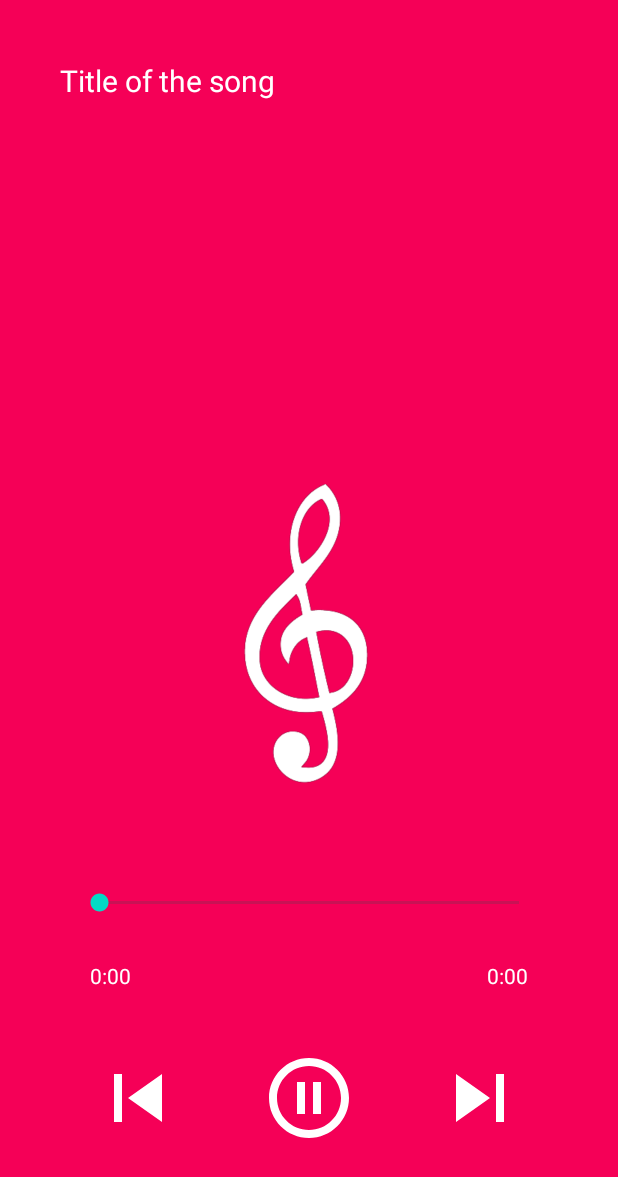
After one commit to letmehear159/SelfAlarmMoblieApp, an Android app: the MusicPlayerActivity screen opened directly, with no data from a screen before it, on a phone screen of 412 x 824 dp. The commit adds this screen. Shown: the top 1177 px of the screen. Run offline under Robolectric (Android 15) with nearby library versions, the phone set to English and light mode, and no system bars.

Commit message:
code UI and logic for MusicActivity

```diff
--- a/app/src/main/AndroidManifest.xml
+++ b/app/src/main/AndroidManifest.xml
@@ -1,7 +1,7 @@
 <?xml version="1.0" encoding="utf-8"?>
 <manifest xmlns:android="http://schemas.android.com/apk/res/android"
     xmlns:tools="http://schemas.android.com/tools">
-
+    <uses-permission android:name="android.permission.READ_EXTERNAL_STORAGE" />
     <application
         android:allowBackup="true"
         android:dataExtractionRules="@xml/data_extraction_rules"
@@ -21,6 +21,9 @@
             </intent-filter>
         </activity>
         <activity android:name=".AlarmActivity" />
+        <activity android:name=".MusicActivity" />
+        <activity android:name=".MusicPlayerActivity" />
+
     </application>
 
 </manifest>
--- a/app/src/main/java/com/example/selfalarm/MenuActivity.java
+++ b/app/src/main/java/com/example/selfalarm/MenuActivity.java
@@ -28,4 +28,8 @@ public class MenuActivity extends AppCompatActivity {
         Intent intent = new Intent(this, AlarmActivity.class);
         startActivity(intent);
     }
+    public void switchToMusic(View view) {
+        Intent intent = new Intent(this, MusicActivity.class);
+        startActivity(intent);
+    }
 }
--- /dev/null
+++ b/app/src/main/java/com/example/selfalarm/MusicPlayerActivity.java
@@ -0,0 +1,158 @@
+package com.example.selfalarm;
+
+import androidx.appcompat.app.AppCompatActivity;
+import android.content.Intent;
+import android.media.MediaPlayer;
+import android.net.Uri;
+import android.os.Bundle;
+import android.os.Handler;
+import android.widget.ImageView;
+import android.widget.SeekBar;
+import android.widget.TextView;
+import java.io.File;
+import java.util.concurrent.TimeUnit;
+
+public class MusicPlayerActivity extends AppCompatActivity {
+
+    TextView titleTv, currentTimeTv, totalTimeTv;
+    SeekBar seekBar;
+    ImageView pausePlay, nextBtn, previousBtn, musicIcon;
+    MediaPlayer mediaPlayer;
+    int x = 0;
+    int resourceId = -1; // ID của file trong raw
+    String filePath = null; // Đường dẫn file nhạc (nếu có)
+
+    @Override
+    protected void onCreate(Bundle savedInstanceState) {
+        super.onCreate(savedInstanceState);
+        setContentView(R.layout.activity_music_player);
+
+        titleTv = findViewById(R.id.song_title);
+        currentTimeTv = findViewById(R.id.current_time);
+        totalTimeTv = findViewById(R.id.total_time);
+        seekBar = findViewById(R.id.seek_bar);
+        pausePlay = findViewById(R.id.pause_play);
+        nextBtn = findViewById(R.id.next);
+        previousBtn = findViewById(R.id.previous);
+        musicIcon = findViewById(R.id.music_icon_big);
+
+        titleTv.setSelected(true);
+
+        // Nhận dữ liệu từ Intent
+        Intent intent = getIntent();
+        if (intent.hasExtra("RESOURCE_ID")) {
+            resourceId = intent.getIntExtra("RESOURCE_ID", -1);
+        } else if (intent.hasExtra("FILE_PATH")) {
+            filePath = intent.getStringExtra("FILE_PATH");
+        }
+
+        setResourcesWithMusic();
+
+        // Cập nhật SeekBar theo thời gian phát nhạc
+        MusicPlayerActivity.this.runOnUiThread(new Runnable() {
+            @Override
+            public void run() {
+                if (mediaPlayer != null) {
+                    seekBar.setProgress(mediaPlayer.getCurrentPosition());
+                    currentTimeTv.setText(convertToMMSS(mediaPlayer.getCurrentPosition() + ""));
+
+                    if (mediaPlayer.isPlaying()) {
+                        pausePlay.setImageResource(R.drawable.ic_baseline_pause_circle_outline_24);
+                        musicIcon.setRotation(x++);
+                    } else {
+                        pausePlay.setImageResource(R.drawable.ic_baseline_play_circle_outline_24);
+                        musicIcon.setRotation(0);
+                    }
+                }
+                new Handler().postDelayed(this, 100);
+            }
+        });
+
+        seekBar.setOnSeekBarChangeListener(new SeekBar.OnSeekBarChangeListener() {
+            @Override
+            public void onProgressChanged(SeekBar seekBar, int progress, boolean fromUser) {
+                if (mediaPlayer != null && fromUser) {
+                    mediaPlayer.seekTo(progress);
+                }
+            }
+
+            @Override
+            public void onStartTrackingTouch(SeekBar seekBar) {}
+
+            @Override
+            public void onStopTrackingTouch(SeekBar seekBar) {}
+        });
+    }
+
+    void setResourcesWithMusic() {
+        if (resourceId != -1) {
+            // Nếu có RESOURCE_ID, phát từ raw
+            titleTv.setText(getResources().getResourceEntryName(resourceId));
+            playMusic(resourceId);
+        } else if (filePath != null) {
+            // Nếu có FILE_PATH, phát từ bộ nhớ
+            File file = new File(filePath);
+            titleTv.setText(file.getName());
+            playMusic(filePath);
+        }
+
+        pausePlay.setOnClickListener(v -> pausePlay());
+    }
+
+    private void playMusic(int resourceId) {
+        if (mediaPlayer != null) {
+            mediaPlayer.release();
+        }
+
+        mediaPlayer = MediaPlayer.create(this, resourceId);
+        if (mediaPlayer != null) {
+            mediaPlayer.start();
+            seekBar.setMax(mediaPlayer.getDuration());
+            totalTimeTv.setText(convertToMMSS(mediaPlayer.getDuration() + ""));
+        }
+    }
+
+    private void playMusic(String filePath) {
+        if (mediaPlayer != null) {
+            mediaPlayer.release();
+        }
+
+        try {
+            mediaPlayer = new MediaPlayer();
+            mediaPlayer.setDataSource(this, Uri.parse(filePath));
+            mediaPlayer.prepare();
+            mediaPlayer.start();
+
+            seekBar.setMax(mediaPlayer.getDuration());
+            totalTimeTv.setText(convertToMMSS(mediaPlayer.getDuration() + ""));
+        } catch (Exception e) {
+            e.printStackTrace();
+        }
+    }
+
+    private void pausePlay() {
+        if (mediaPlayer != null) {
+            if (mediaPlayer.isPlaying()) {
+                mediaPlayer.pause();
+            } else {
+                mediaPlayer.start();
+            }
+        }
+    }
+
+    public static String convertToMMSS(String duration) {
+        Long millis = Long.parseLong(duration);
+        return String.format("%02d:%02d",
+                TimeUnit.MILLISECONDS.toMinutes(millis) % TimeUnit.HOURS.toMinutes(1),
+                TimeUnit.MILLISECONDS.toSeconds(millis) % TimeUnit.MINUTES.toSeconds(1));
+    }
+
+    @Override
+    protected void onDestroy() {
+        super.onDestroy();
+        if (mediaPlayer != null) {
+            mediaPlayer.release();
+            mediaPlayer = null;
+        }
+    }
+}
--- /dev/null
+++ b/app/src/main/res/drawable/ic_baseline_pause_circle_outline_24.xml
@@ -0,0 +1,5 @@
+<vector android:height="64dp" android:tint="#FFFFFF"
+    android:viewportHeight="24" android:viewportWidth="24"
+    android:width="64dp" xmlns:android="http://schemas.android.com/apk/res/android">
+    <path android:fillColor="@android:color/white" android:pathData="M9,16h2L11,8L9,8v8zM12,2C6.48,2 2,6.48 2,12s4.48,10 10,10 10,-4.48 10,-10S17.52,2 12,2zM12,20c-4.41,0 -8,-3.59 -8,-8s3.59,-8 8,-8 8,3.59 8,8 -3.59,8 -8,8zM13,16h2L15,8h-2v8z"/>
+</vector>
--- /dev/null
+++ b/app/src/main/res/drawable/ic_baseline_play_circle_outline_24.xml
@@ -0,0 +1,5 @@
+<vector android:height="64dp" android:tint="#FFFFFF"
+    android:viewportHeight="24" android:viewportWidth="24"
+    android:width="64dp" xmlns:android="http://schemas.android.com/apk/res/android">
+    <path android:fillColor="@android:color/white" android:pathData="M10,16.5l6,-4.5 -6,-4.5v9zM12,2C6.48,2 2,6.48 2,12s4.48,10 10,10 10,-4.48 10,-10S17.52,2 12,2zM12,20c-4.41,0 -8,-3.59 -8,-8s3.59,-8 8,-8 8,3.59 8,8 -3.59,8 -8,8z"/>
+</vector>
--- /dev/null
+++ b/app/src/main/res/drawable/ic_baseline_skip_next_24.xml
@@ -0,0 +1,5 @@
+<vector android:height="64dp" android:tint="#FFFFFF"
+    android:viewportHeight="24" android:viewportWidth="24"
+    android:width="64dp" xmlns:android="http://schemas.android.com/apk/res/android">
+    <path android:fillColor="@android:color/white" android:pathData="M6,18l8.5,-6L6,6v12zM16,6v12h2V6h-2z"/>
+</vector>
--- /dev/null
+++ b/app/src/main/res/drawable/ic_baseline_skip_previous_24.xml
@@ -0,0 +1,5 @@
+<vector android:height="64dp" android:tint="#FFFFFF"
+    android:viewportHeight="24" android:viewportWidth="24"
+    android:width="64dp" xmlns:android="http://schemas.android.com/apk/res/android">
+    <path android:fillColor="@android:color/white" android:pathData="M6,6h2v12L6,18zM9.5,12l8.5,6L18,6z"/>
+</vector>
--- a/app/src/main/res/layout/activity_menu.xml
+++ b/app/src/main/res/layout/activity_menu.xml
@@ -60,6 +60,7 @@
             android:id="@+id/musicCardView"
             style="@style/sectionCardView"
             app:layout_constraintLeft_toLeftOf="parent"
+            android:onClick="switchToMusic"
             app:layout_constraintTop_toBottomOf="@+id/homeCard">
 
             <RelativeLayout
--- /dev/null
+++ b/app/src/main/res/layout/activity_music_player.xml
@@ -0,0 +1,97 @@
+<?xml version="1.0" encoding="utf-8"?>
+<RelativeLayout xmlns:android="http://schemas.android.com/apk/res/android"
+    xmlns:app="http://schemas.android.com/apk/res-auto"
+    xmlns:tools="http://schemas.android.com/tools"
+    android:layout_width="match_parent"
+    android:layout_height="match_parent"
+    android:background="#F50057"
+    tools:context=".MusicPlayerActivity">
+
+    <TextView
+        android:layout_width="match_parent"
+        android:layout_height="wrap_content"
+        android:id="@+id/song_title"
+        android:text="Title of the song"
+        android:singleLine="true"
+        android:ellipsize="marquee"
+        android:textColor="@color/white"
+        android:textSize="20dp"
+        android:layout_margin="20dp"
+        android:padding="20dp"
+        />
+
+    <ImageView
+        android:layout_width="240dp"
+        android:layout_height="240dp"
+        android:id="@+id/music_icon_big"
+        android:layout_centerHorizontal="true"
+        android:padding="20dp"
+        android:layout_above="@id/controls"
+        android:src="@drawable/music_icon_big"/>
+
+    <RelativeLayout
+        android:layout_width="match_parent"
+        android:layout_height="wrap_content"
+        android:layout_alignParentBottom="true"
+        android:id="@+id/controls"
+        android:padding="40dp">
+
+        <SeekBar
+            android:layout_width="match_parent"
+            android:layout_height="wrap_content"
+            android:id="@+id/seek_bar"
+            android:layout_margin="10dp"
+            android:backgroundTint="@color/white"/>
+
+        <TextView
+            android:layout_width="wrap_content"
+            android:layout_height="wrap_content"
+            android:id="@+id/current_time"
+            android:layout_below="@id/seek_bar"
+            android:text="0:00"
+            android:layout_alignParentStart="true"
+            android:textColor="@color/white"
+            android:layout_margin="20dp"/>
+        <TextView
+            android:layout_width="wrap_content"
+            android:layout_height="wrap_content"
+            android:layout_below="@id/seek_bar"
+            android:id="@+id/total_time"
+            android:text="0:00"
+            android:layout_alignParentEnd="true"
+            android:textColor="@color/white"
+            android:layout_margin="20dp"/>
+
+        <RelativeLayout
+            android:layout_width="match_parent"
+            android:layout_height="wrap_content"
+            android:layout_below="@id/total_time"
+            android:padding="20dp">
+
+            <ImageView
+                android:layout_width="wrap_content"
+                android:layout_height="wrap_content"
+                android:src="@drawable/ic_baseline_skip_previous_24"
+                android:layout_centerVertical="true"
+                android:layout_alignParentStart="true"
+                android:id="@+id/previous"/>
+            <ImageView
+                android:layout_width="wrap_content"
+                android:layout_height="wrap_content"
+                android:src="@drawable/ic_baseline_skip_next_24"
+                android:layout_centerVertical="true"
+                android:layout_alignParentEnd="true"
+                android:id="@+id/next"/>
+
+            <ImageView
+                android:layout_width="wrap_content"
+                android:layout_height="wrap_content"
+                android:src="@drawable/ic_baseline_pause_circle_outline_24"
+                android:layout_centerInParent="true"
+                android:id="@+id/pause_play"/>
+
+        </RelativeLayout>
+
+    </RelativeLayout>
+
+</RelativeLayout>
```
Also changed, not shown: app/src/main/java/com/example/selfalarm/AudioModel.java (added, +44 -0 lines), app/src/main/java/com/example/selfalarm/MusicActivity.java (added, +78 -0 lines), app/src/main/java/com/example/selfalarm/MusicListAdapter.java (added, +87 -0 lines), app/src/main/java/com/example/selfalarm/MyMediaPlayer.java (added, +16 -0 lines), app/src/main/res/layout/activity_music_app.xml (added, +36 -0 lines), app/src/main/res/layout/recycler_music_item.xml (added, +33 -0 lines), app/src/main/res/drawable/music_icon.png (added), app/src/main/res/drawable/music_icon_big.png (added), 2 other files.
